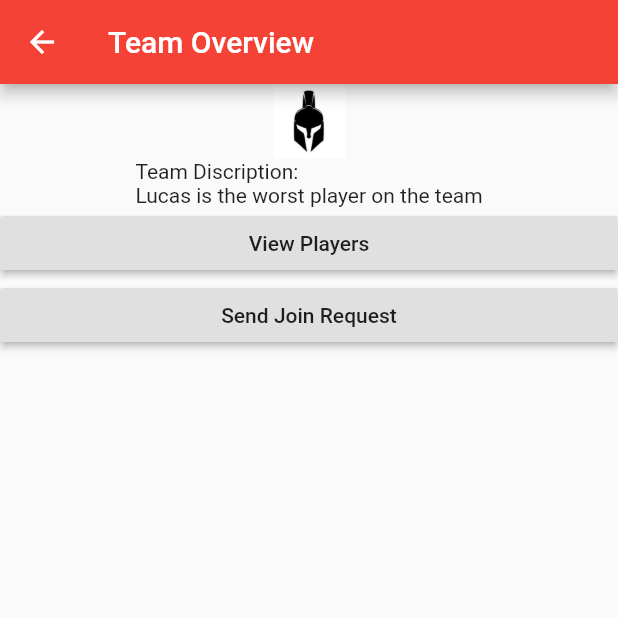
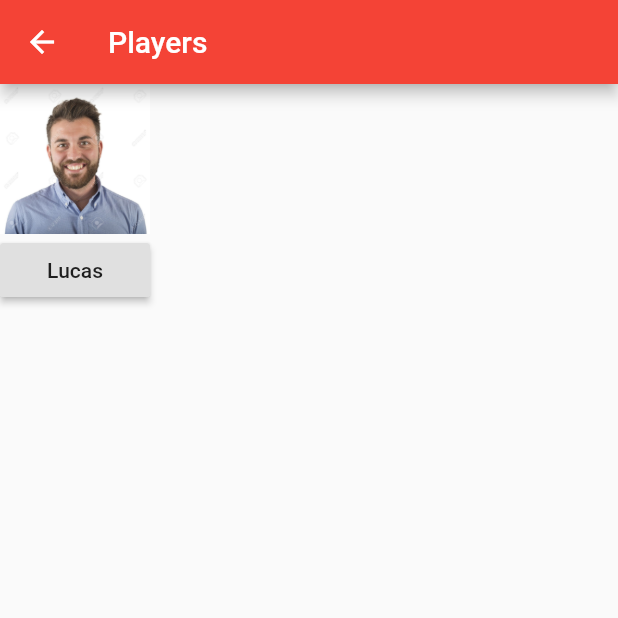
Before and after one commit to mxb9771/team_pickup, a Flutter app: the JoinTeam screen opened directly, after a tap on "View Players", on a phone screen of 412 x 824 dp, the top half of it. Run offline on Flutter 3.47's test engine with Material 2 defaults, Android fonts, the phone set to English and light mode, and no system bars.

Commit message:
added View Teams page and created barebones Join League page for extra info.

```diff
--- a/lib/teams_page.dart
+++ b/lib/teams_page.dart
@@ -103,7 +103,8 @@ class JoinTeam extends StatelessWidget{
             width: double.infinity,
             child: RaisedButton(
               child: Text("View Players"),
-              onPressed: (){null;},
+              onPressed: (){Navigator.push(context,
+                  MaterialPageRoute(builder: (context) => ViewTeam()));},
             ),
           ),
           SizedBox(
@@ -119,3 +120,30 @@ class JoinTeam extends StatelessWidget{
   }
 
 }
+
+class ViewTeam extends StatelessWidget{
+  @override
+  Widget build(BuildContext context) {
+    return Scaffold(
+      appBar: AppBar(
+        title: Text("Players"),
+      ),
+      body: Column(
+        children: <Widget>[
+          Container(
+            width: 100,
+            height: 100,
+            child: Image.asset('assets/images/profile.jpg'),
+          ),
+          SizedBox(
+            width: 100,
+            child: RaisedButton(
+              child: Text("Lucas"),
+              onPressed: (){null;},
+            )
+          ),
+        ],
+      ),
+    );
+  }
+}
```
Also changed, not shown: lib/league_page.dart (+27 -1 lines).
